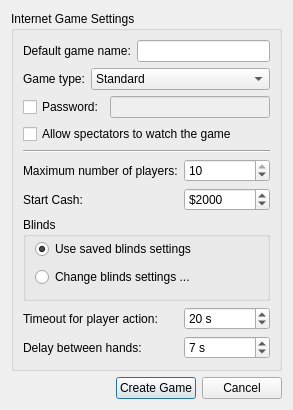
This is src/gui/qt/createinternetgamedialog.ui in pokerth/pokerth as Qt 5 draws it before an edit. The edited form follows.
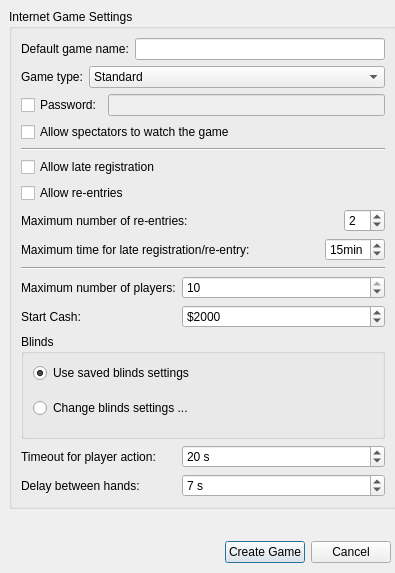
This is the edited form. Icons and pictures are not drawn.

```diff
--- a/src/gui/qt/createinternetgamedialog.ui
+++ b/src/gui/qt/createinternetgamedialog.ui
@@ -6,16 +6,22 @@
    <rect>
     <x>0</x>
     <y>0</y>
-    <width>293</width>
-    <height>410</height>
+    <width>395</width>
+    <height>573</height>
    </rect>
   </property>
   <property name="windowTitle">
    <string>Create Internet Game</string>
   </property>
-  <layout class="QGridLayout" name="gridLayout_2">
-   <item row="0" column="0">
     <widget class="QGroupBox" name="groupBox">
+   <property name="geometry">
+    <rect>
+     <x>9</x>
+     <y>9</y>
+     <width>388</width>
+     <height>500</height>
+    </rect>
+   </property>
      <property name="title">
       <string>Internet Game Settings</string>
      </property>
@@ -135,6 +141,13 @@
         </item>
        </layout>
       </item>
+    <item row="3" column="0" colspan="2">
+     <widget class="QCheckBox" name="checkBox_allowSpectators">
+      <property name="text">
+       <string>Allow spectators to watch the game</string>
+      </property>
+     </widget>
+    </item>
       <item row="4" column="0" colspan="2">
        <widget class="Line" name="line">
         <property name="orientation">
@@ -143,6 +156,128 @@
        </widget>
       </item>
       <item row="5" column="0">
+     <widget class="QCheckBox" name="checkBox_allowLateReg">
+      <property name="enabled">
+       <bool>true</bool>
+      </property>
+      <property name="text">
+       <string>Allow late registration</string>
+      </property>
+     </widget>
+    </item>
+    <item row="6" column="0">
+     <widget class="QCheckBox" name="checkBox_reentries">
+      <property name="enabled">
+       <bool>true</bool>
+      </property>
+      <property name="text">
+       <string>Allow re-entries</string>
+      </property>
+     </widget>
+    </item>
+    <item row="7" column="0" colspan="2">
+     <layout class="QHBoxLayout" name="horizontalLayout_2">
+      <item>
+       <widget class="QLabel" name="label_numReentries">
+        <property name="enabled">
+         <bool>true</bool>
+        </property>
+        <property name="text">
+         <string>Maximum number of re-entries:</string>
+        </property>
+        <property name="buddy">
+         <cstring>spinBox_quantityPlayers</cstring>
+        </property>
+       </widget>
+      </item>
+      <item>
+       <spacer name="horizontalSpacer">
+        <property name="orientation">
+         <enum>Qt::Horizontal</enum>
+        </property>
+        <property name="sizeHint" stdset="0">
+         <size>
+          <width>40</width>
+          <height>20</height>
+         </size>
+        </property>
+       </spacer>
+      </item>
+      <item>
+       <widget class="QSpinBox" name="spinBox_numReentries">
+        <property name="enabled">
+         <bool>true</bool>
+        </property>
+        <property name="minimum">
+         <number>0</number>
+        </property>
+        <property name="maximum">
+         <number>10</number>
+        </property>
+        <property name="value">
+         <number>2</number>
+        </property>
+       </widget>
+      </item>
+     </layout>
+    </item>
+    <item row="8" column="0" colspan="2">
+     <layout class="QHBoxLayout" name="horizontalLayout_3">
+      <item>
+       <widget class="QLabel" name="label_timeLateReg">
+        <property name="enabled">
+         <bool>true</bool>
+        </property>
+        <property name="text">
+         <string>Maximum time for late registration/re-entry:</string>
+        </property>
+        <property name="buddy">
+         <cstring>spinBox_quantityPlayers</cstring>
+        </property>
+       </widget>
+      </item>
+      <item>
+       <spacer name="horizontalSpacer_2">
+        <property name="orientation">
+         <enum>Qt::Horizontal</enum>
+        </property>
+        <property name="sizeHint" stdset="0">
+         <size>
+          <width>13</width>
+          <height>21</height>
+         </size>
+        </property>
+       </spacer>
+      </item>
+      <item>
+       <widget class="QSpinBox" name="spinBox_timeLateReg">
+        <property name="enabled">
+         <bool>true</bool>
+        </property>
+        <property name="suffix">
+         <string>min</string>
+        </property>
+        <property name="minimum">
+         <number>5</number>
+        </property>
+        <property name="maximum">
+         <number>60</number>
+        </property>
+        <property name="value">
+         <number>15</number>
+        </property>
+       </widget>
+      </item>
+     </layout>
+    </item>
+    <item row="9" column="0" colspan="2">
+     <widget class="Line" name="line_2">
+      <property name="orientation">
+       <enum>Qt::Horizontal</enum>
+      </property>
+     </widget>
+    </item>
+    <item row="10" column="0">
        <widget class="QLabel" name="label">
         <property name="text">
          <string>Maximum number of players:</string>
@@ -152,7 +287,7 @@
         </property>
        </widget>
       </item>
-      <item row="5" column="1">
+    <item row="10" column="1">
        <widget class="QSpinBox" name="spinBox_quantityPlayers">
         <property name="minimum">
          <number>2</number>
@@ -165,7 +300,7 @@
         </property>
        </widget>
       </item>
-      <item row="6" column="0">
+    <item row="11" column="0">
        <widget class="QLabel" name="label_2">
         <property name="text">
          <string>Start Cash:</string>
@@ -175,7 +310,7 @@
         </property>
        </widget>
       </item>
-      <item row="6" column="1">
+    <item row="11" column="1">
        <widget class="QSpinBox" name="spinBox_startCash">
         <property name="suffix">
          <string/>
@@ -197,7 +332,7 @@
         </property>
        </widget>
       </item>
-      <item row="7" column="0" colspan="2">
+    <item row="12" column="0" colspan="2">
        <widget class="QGroupBox" name="groupBox_blinds">
         <property name="title">
          <string>Blinds</string>
@@ -226,7 +361,7 @@
         </layout>
        </widget>
       </item>
-      <item row="8" column="0">
+    <item row="13" column="0">
        <widget class="QLabel" name="label_6">
         <property name="sizePolicy">
          <sizepolicy hsizetype="Minimum" vsizetype="Preferred">
@@ -242,7 +377,7 @@
         </property>
        </widget>
       </item>
-      <item row="8" column="1">
+    <item row="13" column="1">
        <widget class="QSpinBox" name="spinBox_netTimeOutPlayerAction">
         <property name="suffix">
          <string> s</string>
@@ -258,7 +393,7 @@
         </property>
        </widget>
       </item>
-      <item row="9" column="0">
+    <item row="14" column="0">
        <widget class="QLabel" name="label_5">
         <property name="text">
          <string>Delay between hands:</string>
@@ -268,7 +403,7 @@
         </property>
        </widget>
       </item>
-      <item row="9" column="1">
+    <item row="14" column="1">
        <widget class="QSpinBox" name="spinBox_netDelayBetweenHands">
         <property name="sizePolicy">
          <sizepolicy hsizetype="Expanding" vsizetype="Fixed">
@@ -290,33 +425,18 @@
         </property>
        </widget>
       </item>
-      <item row="3" column="0" colspan="2">
-       <widget class="QCheckBox" name="checkBox_allowSpectators">
-        <property name="text">
-         <string>Allow spectators to watch the game</string>
-        </property>
-       </widget>
-      </item>
-     </layout>
-    </widget>
-   </item>
-   <item row="1" column="0">
-    <layout class="QHBoxLayout">
-     <property name="spacing">
-      <number>6</number>
-     </property>
-     <property name="leftMargin">
-      <number>0</number>
-     </property>
-     <property name="topMargin">
-      <number>0</number>
-     </property>
-     <property name="rightMargin">
-      <number>0</number>
-     </property>
-     <property name="bottomMargin">
-      <number>0</number>
-     </property>
+   </layout>
+  </widget>
+  <widget class="QWidget" name="">
+   <property name="geometry">
+    <rect>
+     <x>10</x>
+     <y>540</y>
+     <width>381</width>
+     <height>25</height>
+    </rect>
+   </property>
+   <layout class="QHBoxLayout" name="_2">
      <item>
       <spacer>
        <property name="orientation">
@@ -324,8 +444,8 @@
        </property>
        <property name="sizeHint" stdset="0">
         <size>
-         <width>181</width>
-         <height>20</height>
+        <width>115</width>
+        <height>17</height>
         </size>
        </property>
       </spacer>
@@ -345,8 +465,7 @@
       </widget>
      </item>
     </layout>
-   </item>
-  </layout>
+  </widget>
  </widget>
  <tabstops>
   <tabstop>lineEdit_gameName</tabstop>
```
Lines whose indentation alone changed are shown as unchanged.
